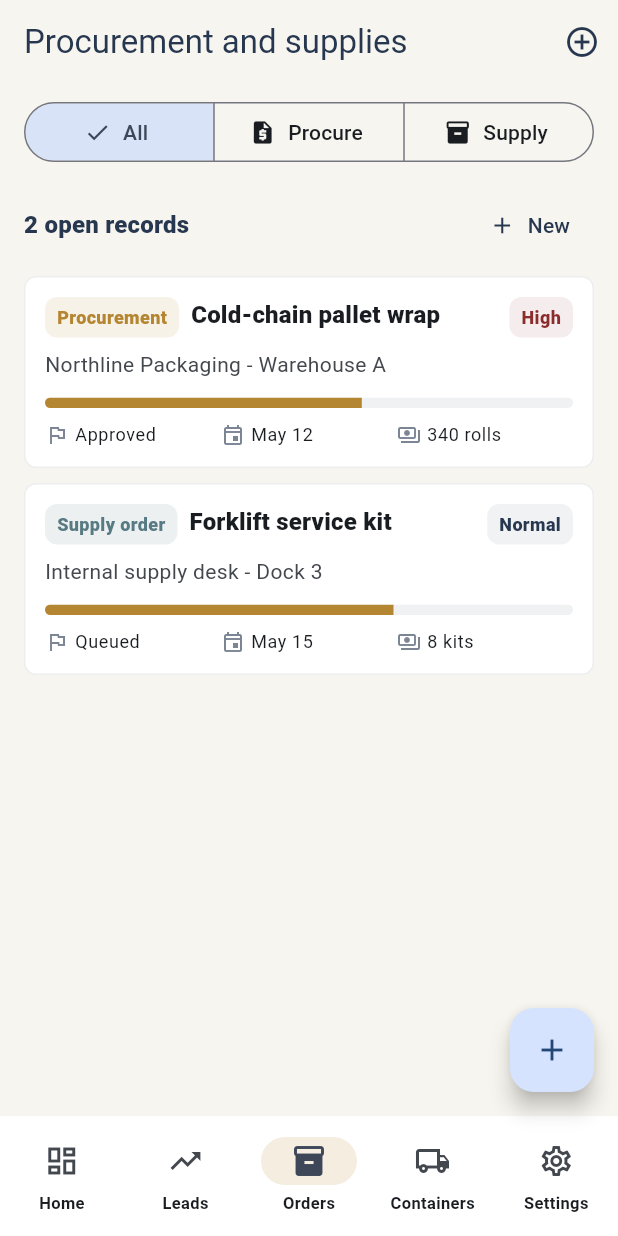
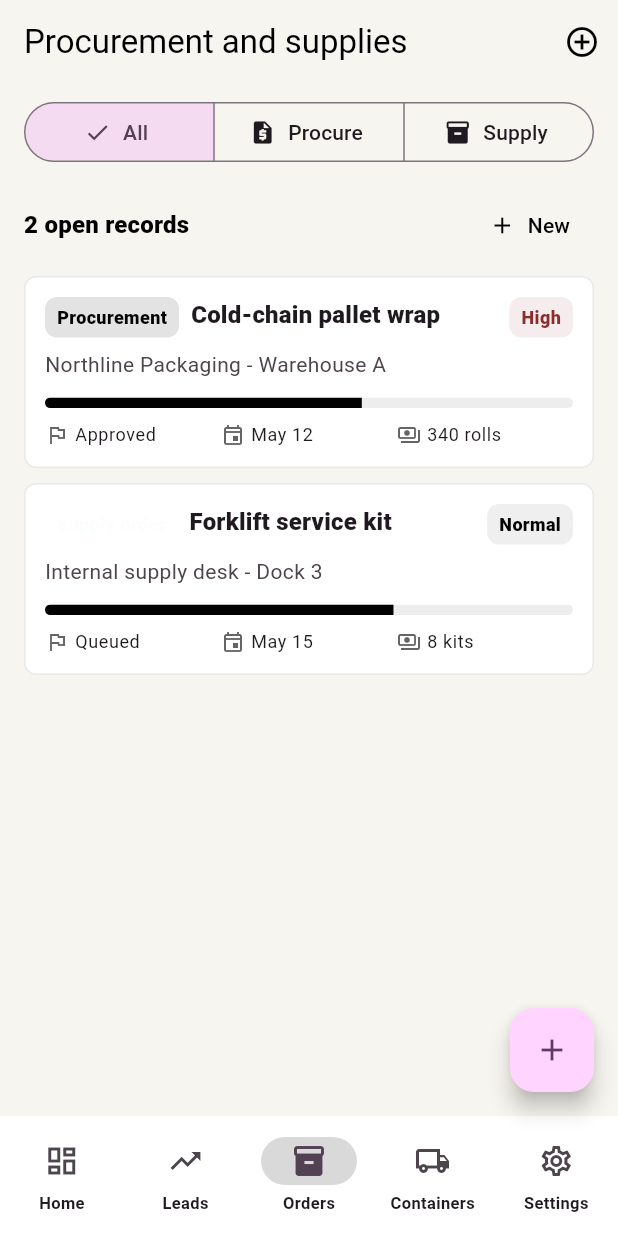
Before and after one commit to EOOrga/68d9d0f71299230338c5dbad, a Flutter app: the screen it shows after launch, item 3 of the bottom bar chosen, on a phone screen of 412 x 824 dp. Run offline on Flutter 3.47's test engine with Material 3 defaults, Android fonts, the phone set to English and light mode, and no system bars; our stand-ins replace shared_preferences.

Commit message:
Create Flutter variant com.garondenise.moalaja

```diff
--- a/lib/operations_app.dart
+++ b/lib/operations_app.dart
@@ -8,9 +8,9 @@ import 'operations_store.dart';
 const _appName = 'GARON DENISE';
 const _supportEmail = 'support@garondenise.com';
 
-const _brandPrimary = Color(0xFF27374F);
-const _brandSecondary = Color(0xFFB58632);
-const _brandTertiary = Color(0xFF587A82);
+const _brandPrimary = Color(0xFF030203);
+const _brandSecondary = Color(0xFF030203);
+const _brandTertiary = Color(0xFFFCFDFD);
 const _brandSurface = Color(0xFFF7F5EF);
 
 class GaronDeniseApp extends StatefulWidget {
@@ -126,7 +126,7 @@ class _OperationsHomeState extends State<OperationsHome> {
           ),
           WorkListScreen(
             controller: widget.controller,
-            title: 'Lead pipeline',
+            title: 'GARON DENISE',
             types: const [WorkType.lead],
             emptyLabel: 'No leads are waiting.',
             onAddItem: () => _openForm(initialType: WorkType.lead),
--- a/pubspec.yaml
+++ b/pubspec.yaml
@@ -1,4 +1,4 @@
-name: garon_denise
+name: moalaja
 description: Local operations workspace for lead, procurement, supply, and container tracking.
 publish_to: 'none'
 version: 1.0.0+1
@@ -22,6 +22,8 @@ flutter_launcher_icons:
   android: true
   ios: false
   image_path: docs/icon.png
+  adaptive_icon_foreground: docs/icon.png
+  adaptive_icon_background: "#FCFDFD"
   min_sdk_android: 23
 
 flutter:
```
Also changed, not shown: docs/icon.png, 12 other files.
